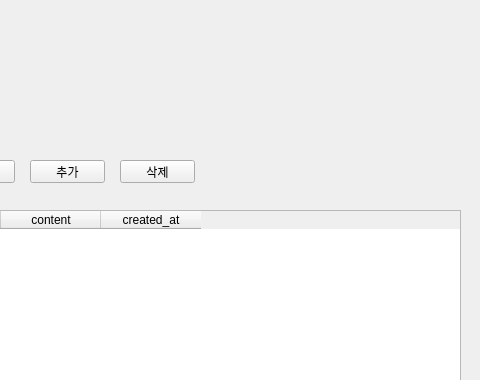
This is bbs/main_ui.ui in wangta69/python as Qt 5 draws it before an edit; both pictures show x 320 to 800 and y 0 to 380 of the 800 by 696 pixel window. The edited form follows.
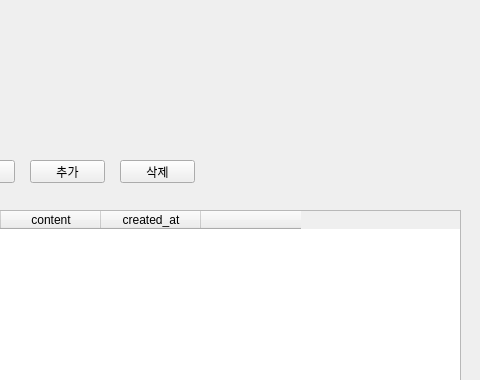
This is the edited form.

```diff
--- a/bbs/main_ui.ui
+++ b/bbs/main_ui.ui
@@ -61,6 +61,11 @@
       <string>created_at</string>
      </property>
     </column>
+    <column>
+     <property name="text">
+      <string/>
+     </property>
+    </column>
    </widget>
    <widget class="QLineEdit" name="input_name">
     <property name="geometry">
```
